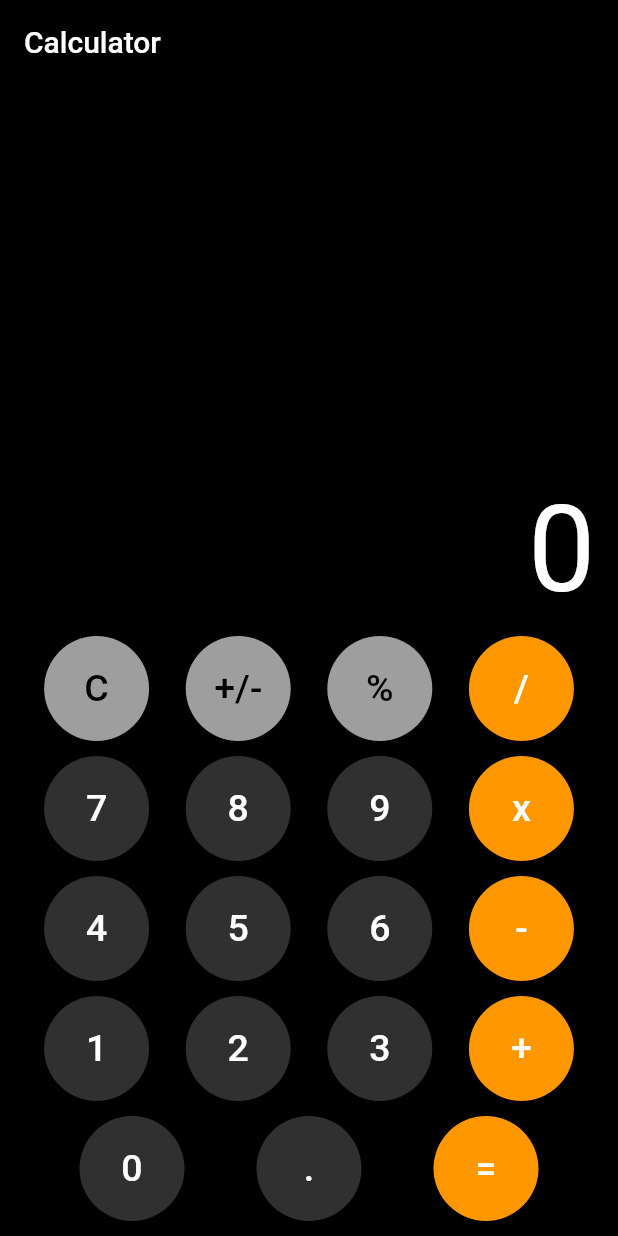
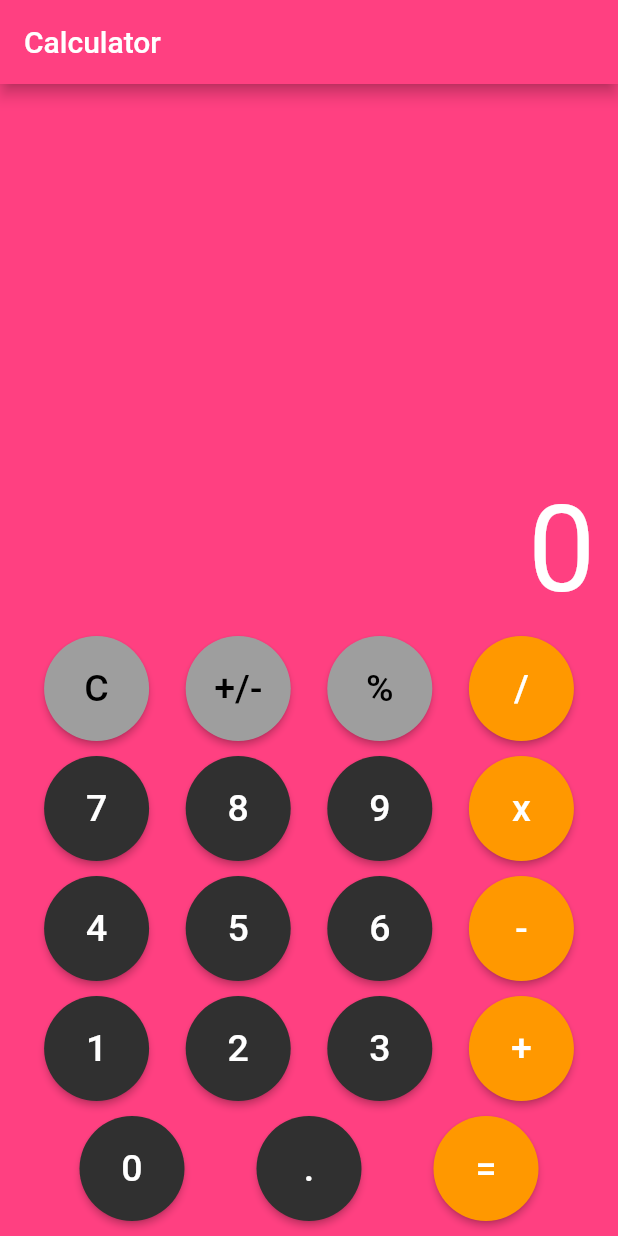
Before and after one commit to Nuuteen/Lab7, a Flutter app: the screen it shows after launch, on a phone screen of 412 x 824 dp. Run offline on Flutter 3.47's test engine with Material 2 defaults, Android fonts, the phone set to English and light mode, and no system bars; our stand-ins replace math_expressions.

Commit message:
commit2
แก้แล้ว

```diff
--- a/Calculator/flutter_application_3/lib/calculator.dart
+++ b/Calculator/flutter_application_3/lib/calculator.dart
@@ -34,10 +34,10 @@ class _CalculatorState extends State<Calculator> {
   @override
   Widget build(BuildContext context) {
     return Scaffold(
-      backgroundColor: Colors.black,
+      backgroundColor: Colors.pinkAccent,
       appBar: AppBar(
         title: Text("Calculator"),
-        backgroundColor: Colors.black,
+        backgroundColor: Colors.pinkAccent,
       ),
       body: Padding(
         padding: EdgeInsets.symmetric(horizontal: 5),
@@ -153,45 +153,4 @@ class _CalculatorState extends State<Calculator> {
 
   String result = "0";
   String expression = "";
-  // Logic
-//   int firstNumber = 0;
-//   int secondNumber = 0;
-//   String result = "";
-
-//   String operation = "";
-
-//   void calculate(String btnText) {
-//     if (btnText == "C") {
-//       result = "";
-//       text = "";
-//       firstNumber = 0;
-//       secondNumber = 0;
-//     } else if (btnText == "+" ||
-//         btnText == "-" ||
-//         btnText == "x" ||
-//         btnText == "/") {
-//       firstNumber = int.parse(text);
-//       result = "";
-//       operation = btnText;
-//     } else if (btnText == "=") {
-//       secondNumber = int.parse(text);
-//       if (operation == "+") {
-//         result = (firstNumber + secondNumber).toString();
-//       }
-//       if (operation == "-") {
-//         result = (firstNumber - secondNumber).toString();
-//       }
-//       if (operation == "x") {
-//         result = (firstNumber * secondNumber).toString();
-//       }
-//       if (operation == "/") {
-//         result = (firstNumber ~/ secondNumber).toString();
-//       }
-//     } else {
-//       result = int.parse(text + btnText).toString();
-//     }
-//     setState(() {
-//       text = result;
-//     });
-//   }
 }
```
